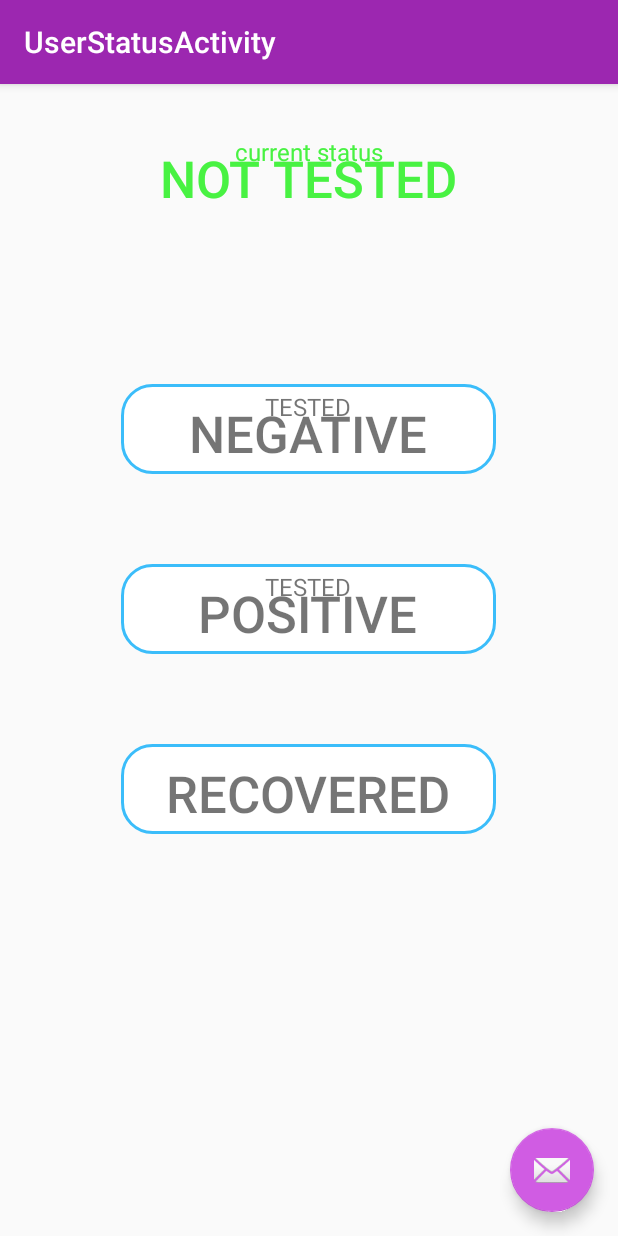
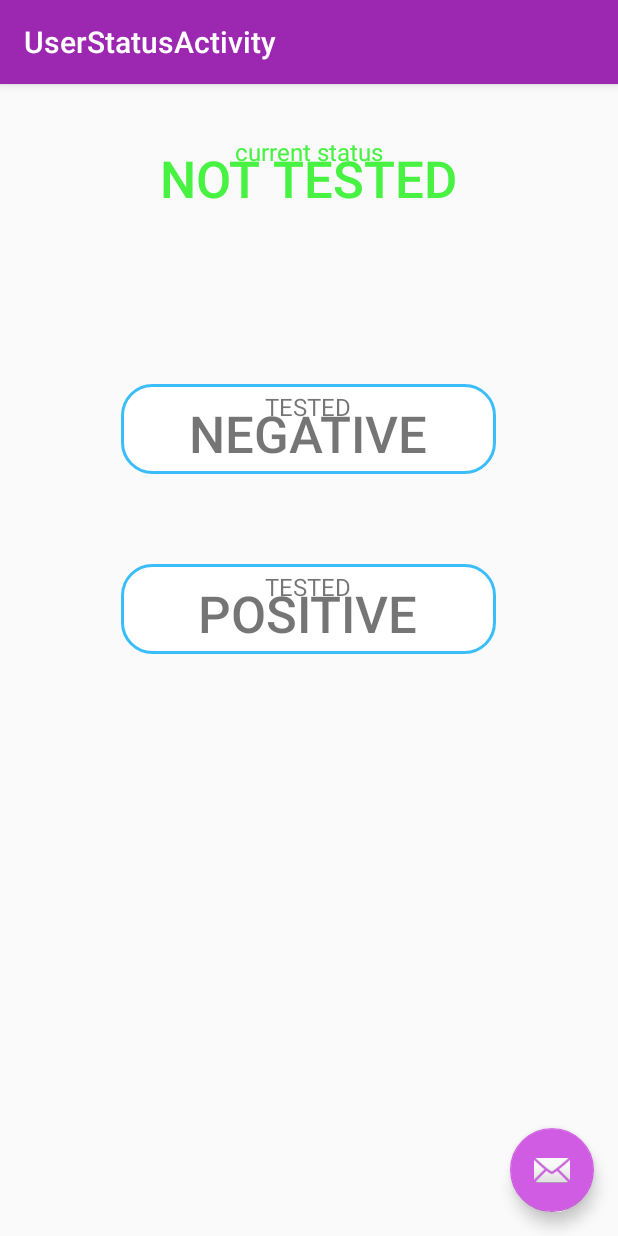
Before and after one commit to kasha01/covid-19, an Android app: the UserStatusActivity screen opened directly, with no data from a screen before it, on a phone screen of 412 x 824 dp. Run offline under Robolectric (Android 15) with nearby library versions, the light colour scheme and no system bars.

Commit message:
create Status Strategy to manage status of UI using Strategy pattern

```diff
--- a/app/src/main/java/com/sasuke/covid19/UserStatusActivity.java
+++ b/app/src/main/java/com/sasuke/covid19/UserStatusActivity.java
@@ -13,6 +13,9 @@ import androidx.core.content.ContextCompat;
 
 import com.google.android.material.floatingactionbutton.FloatingActionButton;
 import com.google.android.material.snackbar.Snackbar;
+import com.sasuke.covid19.strategy.StatusStrategy;
+import com.sasuke.covid19.strategy.StatusStrategyFactory;
+import com.sasuke.covid19.strategy.StatusStrategyResult;
 import com.sasuke.covid19.util.StatusUtil;
 
 public class UserStatusActivity extends AppCompatActivity {
@@ -31,17 +34,27 @@ public class UserStatusActivity extends AppCompatActivity {
 
 		//final int status = getStatusPreferenceValue();
 		final int status = 0;
-		String statusLiteral = StatusUtil.ToStatusLiteral(status);
 
 		final CompoundTextView statusCtv = findViewById(R.id.user_status_ctv_status);
 		final CompoundTextView testedNegCtv = findViewById(R.id.user_status_ctv_tested_neg);
 		final CompoundTextView testedPosCtv = findViewById(R.id.user_status_ctv_tested_pos);
 		final CompoundTextView recoveredCtv = findViewById(R.id.user_status_ctv_recovered);
 
+		// set UI
+		StatusStrategyFactory factory = new StatusStrategyFactory();
+		StatusStrategy strategy = factory.getStrategy(StatusUtil.Status.values()[status]);
+		StatusStrategyResult result = strategy.getStatusVisiblity();
+		testedNegCtv.setVisibility(result.getTestedNegativeCtvVisibility());
+		testedPosCtv.setVisibility(result.getTestedPositiveCtvVisibility());
+		recoveredCtv.setVisibility(result.getRecoveredCtvVisibility());
+
+		String statusLiteral = result.getStatusLiteral();
+
 		setCompoundTextView(statusCtv, statusLiteral, "current status");
 		setCompoundTextView(testedNegCtv, "NEGATIVE", "TESTED");
 		setCompoundTextView(testedPosCtv, "POSITIVE", "TESTED");
 		setCompoundTextView(recoveredCtv, "RECOVERED", "");
+
 
 		testedNegCtv.setOnClickListener(new View.OnClickListener() {
 			@Override
--- /dev/null
+++ b/app/src/main/java/com/sasuke/covid19/strategy/NotTestedStatusStrategy.java
@@ -0,0 +1,13 @@
+package com.sasuke.covid19.strategy;
+
+import android.view.View;
+
+import com.sasuke.covid19.util.StatusUtil;
+
+public class NotTestedStatusStrategy implements StatusStrategy {
+	@Override
+	public StatusStrategyResult getStatusVisiblity() {
+		return new StatusStrategyResult(View.VISIBLE, View.VISIBLE, View.GONE,
+				StatusUtil.ToStatusLiteral(StatusUtil.Status.NotTested));
+	}
+}
--- /dev/null
+++ b/app/src/main/java/com/sasuke/covid19/strategy/RecoveredStatusStrategy.java
@@ -0,0 +1,12 @@
+package com.sasuke.covid19.strategy;
+
+import android.view.View;
+
+import com.sasuke.covid19.util.StatusUtil;
+
+public class RecoveredStatusStrategy implements StatusStrategy {
+	@Override
+	public StatusStrategyResult getStatusVisiblity() {
+		return new StatusStrategyResult(View.GONE, View.GONE, View.GONE, StatusUtil.ToStatusLiteral(StatusUtil.Status.Recovered));
+	}
+}
--- /dev/null
+++ b/app/src/main/java/com/sasuke/covid19/strategy/StatusStrategy.java
@@ -0,0 +1,5 @@
+package com.sasuke.covid19.strategy;
+
+public interface StatusStrategy {
+	StatusStrategyResult getStatusVisiblity();
+}
--- /dev/null
+++ b/app/src/main/java/com/sasuke/covid19/strategy/StatusStrategyFactory.java
@@ -0,0 +1,21 @@
+package com.sasuke.covid19.strategy;
+
+import com.sasuke.covid19.util.StatusUtil;
+
+public class StatusStrategyFactory {
+
+	public StatusStrategy getStrategy(StatusUtil.Status status) {
+		switch (status) {
+			case NotTested:
+				return new NotTestedStatusStrategy();
+			case Negative:
+				return new TestedNegativeStatusStrategy();
+			case Positive:
+				return new TestedPositiveStatusStrategy();
+			case Recovered:
+				return new RecoveredStatusStrategy();
+			default:
+				throw new ArrayIndexOutOfBoundsException();
+		}
+	}
+}
--- /dev/null
+++ b/app/src/main/java/com/sasuke/covid19/strategy/StatusStrategyResult.java
@@ -0,0 +1,32 @@
+package com.sasuke.covid19.strategy;
+
+public class StatusStrategyResult {
+	private int testedNegativeCtvVisibility;
+	private int testedPositiveCtvVisibility;
+	private int recoveredCtvVisibility;
+	private String statusLiteral;
+
+
+	public StatusStrategyResult(int testedNegativeCtvVisibility, int testedPositiveCtvVisibility, int recoveredCtvVisibility, String statusLiteral) {
+		this.testedNegativeCtvVisibility = testedNegativeCtvVisibility;
+		this.testedPositiveCtvVisibility = testedPositiveCtvVisibility;
+		this.recoveredCtvVisibility = recoveredCtvVisibility;
+		this.statusLiteral = statusLiteral;
+	}
+
+	public int getTestedNegativeCtvVisibility() {
+		return testedNegativeCtvVisibility;
+	}
+
+	public int getTestedPositiveCtvVisibility() {
+		return testedPositiveCtvVisibility;
+	}
+
+	public int getRecoveredCtvVisibility() {
+		return recoveredCtvVisibility;
+	}
+
+	public String getStatusLiteral() {
+		return statusLiteral;
+	}
+}
--- /dev/null
+++ b/app/src/main/java/com/sasuke/covid19/strategy/TestedNegativeStatusStrategy.java
@@ -0,0 +1,12 @@
+package com.sasuke.covid19.strategy;
+
+import android.view.View;
+
+import com.sasuke.covid19.util.StatusUtil;
+
+public class TestedNegativeStatusStrategy implements StatusStrategy {
+	@Override
+	public StatusStrategyResult getStatusVisiblity() {
+		return new StatusStrategyResult(View.GONE, View.VISIBLE, View.GONE, StatusUtil.ToStatusLiteral(StatusUtil.Status.Negative));
+	}
+}
--- /dev/null
+++ b/app/src/main/java/com/sasuke/covid19/strategy/TestedPositiveStatusStrategy.java
@@ -0,0 +1,10 @@
+package com.sasuke.covid19.strategy;
+
+import android.view.View;
+
+public class TestedPositiveStatusStrategy implements StatusStrategy {
+	@Override
+	public StatusStrategyResult getStatusVisiblity() {
+		return new StatusStrategyResult(View.GONE, View.GONE, View.VISIBLE, "RECOVERING");
+	}
+}
--- a/app/src/main/java/com/sasuke/covid19/util/StatusUtil.java
+++ b/app/src/main/java/com/sasuke/covid19/util/StatusUtil.java
@@ -2,9 +2,7 @@ package com.sasuke.covid19.util;
 
 public class StatusUtil {
 
-	public static String ToStatusLiteral(int ordinal) {
-		Status status = Status.values()[ordinal];
-
+	public static String ToStatusLiteral(Status status) {
 		switch (status) {
 			case Negative:
 			case Positive:
@@ -17,7 +15,12 @@ public class StatusUtil {
 		}
 	}
 
-	public static enum Status {
+	public static String ToStatusLiteral(int ordinal) {
+		Status status = Status.values()[ordinal];
+		return ToStatusLiteral(status);
+	}
+
+	public enum Status {
 		NotTested,
 		Negative,
 		Positive,
```
